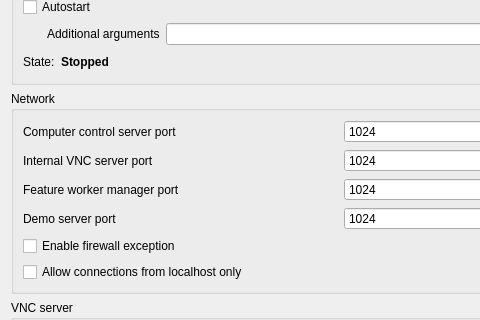
This is configurator/forms/ServiceConfigurationPage.ui in veyon/veyon as Qt 5 draws it before an edit; both pictures show x 0 to 480 and y 84 to 404 of the 682 by 970 pixel window. The edited form follows.
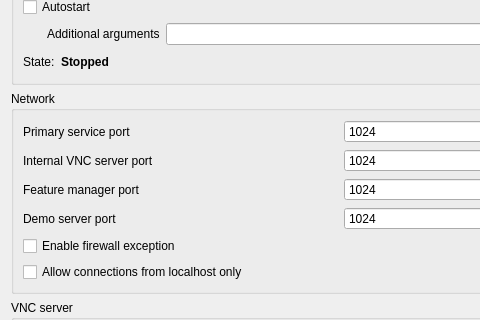
This is the edited form. Icons and pictures are not drawn.

Commit message: Configurator: ServiceConfigurationPage: improve port labels

```diff
--- a/configurator/forms/ServiceConfigurationPage.ui
+++ b/configurator/forms/ServiceConfigurationPage.ui
@@ -171,14 +171,14 @@
       <item row="2" column="0">
        <widget class="QLabel" name="label_14">
         <property name="text">
-         <string>Feature worker manager port</string>
+         <string>Feature manager port</string>
         </property>
        </widget>
       </item>
       <item row="0" column="0">
        <widget class="QLabel" name="label_12">
         <property name="text">
-         <string>Computer control server port</string>
+         <string>Primary service port</string>
         </property>
        </widget>
       </item>
```
